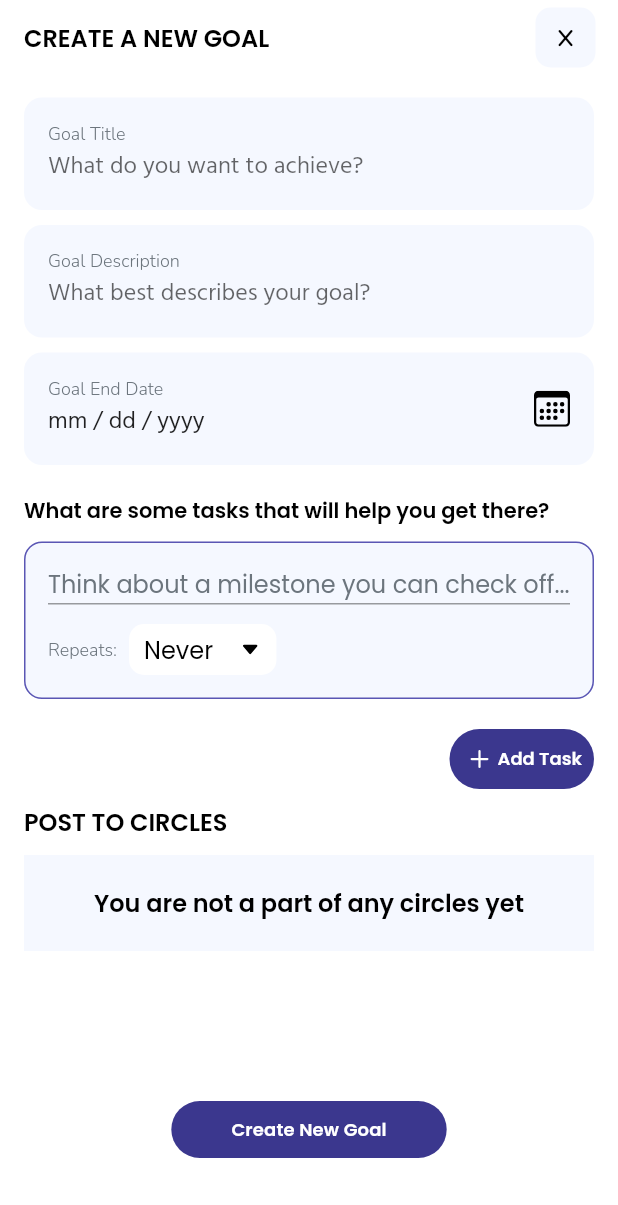
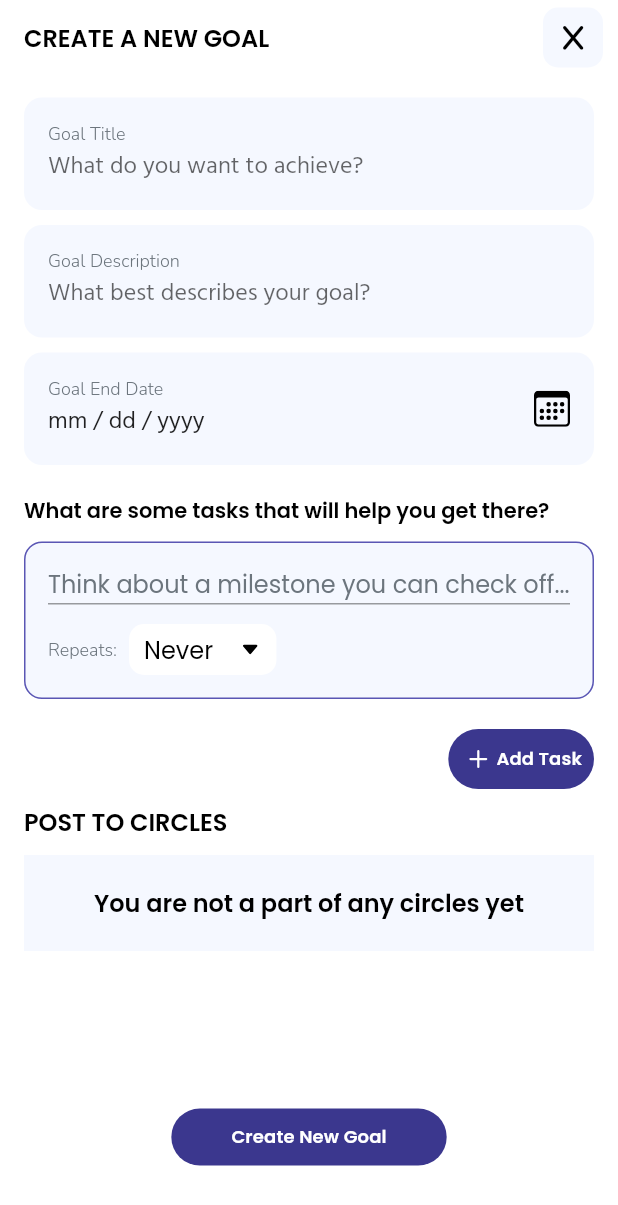
Before and after one commit to asv18/Circles-App, a Flutter app: the CreateGoalScreen screen opened by its route, on a phone screen of 412 x 824 dp. Shown: the top 1205 px of the screen. Run offline on Flutter 3.47's test engine with Material 2 defaults, Android fonts, the phone set to English and light mode, and no system bars; our stand-ins replace animated_background, cached_network_image, firebase_auth, firebase_core, flutter_secure_storage, flutter_slidable and 5 more; accounts and stored records are empty; network calls fail.

Commit message:
working on circle screen

```diff
--- a/lib/components/UI/create_button.dart
+++ b/lib/components/UI/create_button.dart
@@ -1,5 +1,4 @@
 import 'package:flutter/material.dart';
-import 'package:google_fonts/google_fonts.dart';
 import 'package:icons_plus/icons_plus.dart';
 
 class CreateButton extends StatelessWidget {
@@ -14,16 +13,29 @@ class CreateButton extends StatelessWidget {
 
   @override
   Widget build(BuildContext context) {
-    return Container(
-      decoration: BoxDecoration(
-        color: Theme.of(context).primaryColor,
-        borderRadius: BorderRadius.circular(20.0),
-      ),
+    return SizedBox(
       height: 40.0,
       child: TextButton(
         onPressed: () => onPressed(),
+        style: ButtonStyle(
+          // padding: MaterialStateProperty.all<EdgeInsetsGeometry>(
+          //   const EdgeInsets.symmetric(
+          //     horizontal: 40,
+          //     vertical: 10,
+          //   ),
+          // ),
+          backgroundColor: MaterialStateProperty.all<Color>(
+            Theme.of(context).primaryColor,
+          ),
+          shape: MaterialStateProperty.all<RoundedRectangleBorder>(
+            RoundedRectangleBorder(
+              borderRadius: BorderRadius.circular(20.0),
+            ),
+          ),
+        ),
         child: Row(
           mainAxisAlignment: MainAxisAlignment.center,
+          crossAxisAlignment: CrossAxisAlignment.center,
           children: [
             const Icon(
               Bootstrap.plus,
@@ -31,11 +43,8 @@ class CreateButton extends StatelessWidget {
             ),
             Text(
               text,
-              style: GoogleFonts.poppins(
-                fontSize: 12,
-                fontWeight: FontWeight.w600,
-                color: Colors.white,
-              ),
+              style: Theme.of(context).textTheme.titleSmall,
+              textAlign: TextAlign.center,
             ),
           ],
         ),
--- /dev/null
+++ b/lib/components/UI/custom_text_button.dart
@@ -0,0 +1,41 @@
+import 'package:flutter/material.dart';
+
+class CustomTextButton extends StatelessWidget {
+  const CustomTextButton(
+      {super.key, required this.text, required this.onPressed});
+
+  final String text;
+  final Function onPressed;
+
+  @override
+  Widget build(BuildContext context) {
+    return TextButton(
+      onPressed: () async {
+        await onPressed();
+      },
+      style: ButtonStyle(
+        padding: MaterialStateProperty.all<EdgeInsetsGeometry>(
+          const EdgeInsets.symmetric(
+            horizontal: 40,
+            vertical: 10,
+          ),
+        ),
+        textStyle: MaterialStateProperty.all<TextStyle>(
+          Theme.of(context).textTheme.titleSmall!,
+        ),
+        backgroundColor: MaterialStateProperty.all<Color>(
+          Theme.of(context).primaryColor,
+        ),
+        shape: MaterialStateProperty.all<RoundedRectangleBorder>(
+          RoundedRectangleBorder(
+            borderRadius: BorderRadius.circular(60.0),
+          ),
+        ),
+      ),
+      child: Text(
+        text,
+        style: Theme.of(context).textTheme.titleSmall,
+      ),
+    );
+  }
+}
--- /dev/null
+++ b/lib/components/UI/exit_button.dart
@@ -0,0 +1,35 @@
+import 'package:flutter/material.dart';
+
+class ExitButton extends StatelessWidget {
+  const ExitButton({
+    super.key,
+    required this.icon,
+    required this.onPressed,
+  });
+
+  final IconData icon;
+  final Function onPressed;
+
+  @override
+  Widget build(BuildContext context) {
+    return Container(
+      width: 40,
+      height: 40,
+      alignment: Alignment.center,
+      decoration: BoxDecoration(
+        borderRadius: BorderRadius.circular(10.0),
+        color: Theme.of(context).primaryColorLight,
+      ),
+      child: TextButton(
+        onPressed: () {
+          onPressed();
+        },
+        child: Icon(
+          icon,
+          size: 18,
+          color: Colors.black,
+        ),
+      ),
+    );
+  }
+}
--- a/lib/components/type_based/Users/friend_widget.dart
+++ b/lib/components/type_based/Users/friend_widget.dart
@@ -17,7 +17,6 @@ class FriendWidget extends StatelessWidget {
   @override
   Widget build(BuildContext context) {
     return InkWell(
-      splashFactory: InkRipple.splashFactory,
       onTap: () async {
         Friendship friendship = await FriendService().fetchFriendship(
           friend.fKey!,
--- a/lib/main.dart
+++ b/lib/main.dart
@@ -163,6 +163,7 @@ class _AppState extends State<MyApp> {
                   ),
                 ),
               ),
+              dividerColor: const Color.fromARGB(255, 215, 227, 255),
             ),
           );
         }
--- a/lib/pages/create_goal/create_goal_screen.dart
+++ b/lib/pages/create_goal/create_goal_screen.dart
@@ -1,5 +1,7 @@
 import 'package:circlesapp/components/UI/create_button.dart';
+import 'package:circlesapp/components/UI/custom_text_button.dart';
 import 'package:circlesapp/components/UI/custom_text_field.dart';
+import 'package:circlesapp/components/UI/exit_button.dart';
 import 'package:circlesapp/components/type_based/Circles/circle_list_toggle.dart';
 import 'package:circlesapp/components/type_based/Goals/Tasks/new_task_widget.dart';
 import 'package:circlesapp/services/circles_service.dart';
@@ -52,26 +54,13 @@ class _CreateGoalScreenState extends State<CreateGoalScreen> {
           style: Theme.of(context).textTheme.headlineMedium,
         ),
         actions: [
-          InkWell(
-            onTap: () {
+          Padding(
+            padding: const EdgeInsets.symmetric(vertical: 5),
+            child: ExitButton(
+              onPressed: () {
                 Navigator.of(context).pop("Goal Not Created");
               },
-            child: Padding(
-              padding: const EdgeInsets.all(5.0),
-              child: Container(
-                width: 40,
-                height: 40,
-                alignment: Alignment.center,
-                decoration: BoxDecoration(
-                  borderRadius: BorderRadius.circular(10.0),
-                  color: Theme.of(context).primaryColorLight,
-                ),
-                child: const Icon(
-                  FontAwesome.x,
-                  size: 12.5,
-                  color: Colors.black,
-                ),
-              ),
+              icon: FontAwesome.x,
             ),
           ),
           const SizedBox(
@@ -247,13 +236,8 @@ class _CreateGoalScreenState extends State<CreateGoalScreen> {
               ),
               Align(
                 alignment: Alignment.center,
-                child: Container(
-                  decoration: BoxDecoration(
-                    color: Theme.of(context).primaryColor,
-                    borderRadius: BorderRadius.circular(60),
-                  ),
-                  child: InkWell(
-                    onTap: () async {
+                child: CustomTextButton(
+                  onPressed: () async {
                     if (_goalNameController.text.isEmpty ||
                         _dateTextController.text == "mm / dd / yyyy" ||
                         anyNull(tasks)) {
@@ -299,17 +283,7 @@ class _CreateGoalScreenState extends State<CreateGoalScreen> {
                       }
                     }
                   },
-                    child: Container(
-                      margin: const EdgeInsets.symmetric(
-                        horizontal: 40,
-                        vertical: 10,
-                      ),
-                      child: Text(
-                        "Create New Goal",
-                        style: Theme.of(context).textTheme.titleSmall,
-                      ),
-                    ),
-                  ),
+                  text: "Create New Goal",
                 ),
               ),
             ],
--- a/lib/pages/main/home/circles/circlesdisplay.dart
+++ b/lib/pages/main/home/circles/circlesdisplay.dart
@@ -23,6 +23,8 @@ class _CirclesDispState extends State<CirclesDisp> {
       onRefresh: () async {
         await CircleService().fetchCircles();
       },
+      backgroundColor: Theme.of(context).primaryColorLight,
+      color: Theme.of(context).primaryColor,
       child: Column(
         children: [
           Row(
--- a/lib/pages/main/home/goals/goalsdisplay.dart
+++ b/lib/pages/main/home/goals/goalsdisplay.dart
@@ -108,6 +108,8 @@ class _GoalsDispState extends State<GoalsDisp> {
       onRefresh: () async {
         await GoalService().fetchGoals();
       },
+      backgroundColor: Theme.of(context).primaryColorLight,
+      color: Theme.of(context).primaryColor,
       child: Column(
         crossAxisAlignment: CrossAxisAlignment.end,
         children: [
--- a/lib/shared/circleposts.dart
+++ b/lib/shared/circleposts.dart
@@ -1,8 +1,9 @@
+import 'package:circlesapp/shared/user.dart';
 import 'package:intl/intl.dart';
 
 class CirclePost {
   String? id;
-  String? posterFKey;
+  User? poster;
   String? title;
   String? image;
   String? description;
@@ -13,7 +14,7 @@ class CirclePost {
 
   CirclePost({
     this.id,
-    this.posterFKey,
+    this.poster,
     this.title,
     this.image,
     this.description,
@@ -26,7 +27,7 @@ class CirclePost {
   factory CirclePost.fromJson(Map<String, dynamic> json) {
     return CirclePost(
       id: json["id"],
-      posterFKey: json["poster_fkey"],
+      poster: User.fromSkeletonJson(json["poster"]),
       title: json["title"],
       image: json["image"],
       description: json["description"],
```
Also changed, not shown: lib/components/type_based/Circles/Posts/post_widget.dart (added, +59 -0 lines), lib/pages/main/profile/profilescreen.dart (+9 -6 lines), lib/variable_screens/circlescreen.dart (+75 -46 lines). Lines whose indentation alone changed are shown as unchanged.
